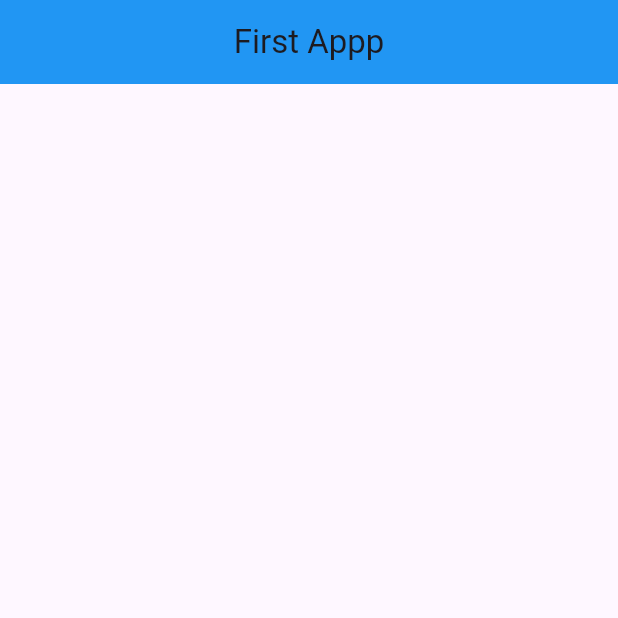
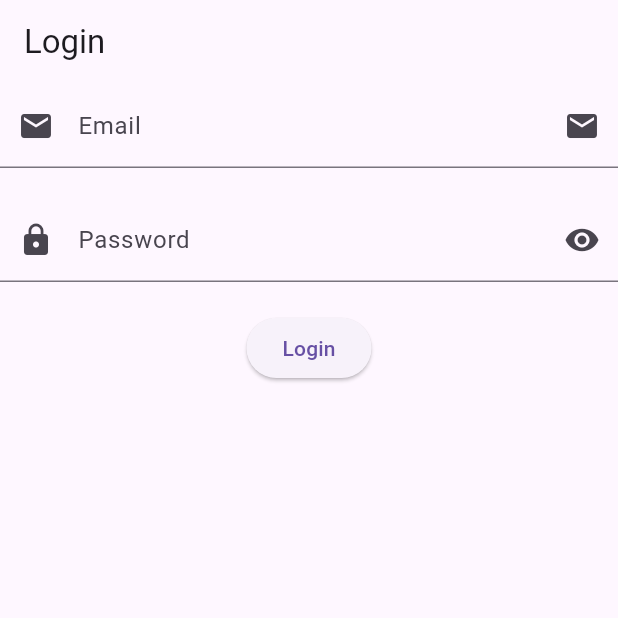
Before and after one commit to MuhammadAliKust/AftabProject, a Flutter app: the screen it shows after launch, on a phone screen of 412 x 824 dp, the top half of it. Run offline on Flutter 3.47's test engine with Material 3 defaults, Android fonts, the phone set to English and light mode, and no system bars.

Commit message:
Text Field Done

```diff
--- /dev/null
+++ b/lib/login.dart
@@ -0,0 +1,37 @@
+import 'package:flutter/material.dart';
+
+class LoginView extends StatelessWidget {
+  const LoginView({super.key});
+
+  @override
+  Widget build(BuildContext context) {
+    return Scaffold(
+      appBar: AppBar(
+        title: Text("Login"),
+      ),
+      body: Column(
+        children: [
+          TextField(
+            decoration: InputDecoration(
+              label: Text("Email"),
+              hintText: 'test@mail.com',
+              suffixIcon: Icon(Icons.email),
+              prefixIcon: Icon(Icons.email),
+            ),
+          ),
+          SizedBox(height: 20,),
+          TextField(
+            decoration: InputDecoration(
+              label: Text("Password"),
+              hintText: 'Password should be 6 or more characters',
+              suffixIcon: Icon(Icons.remove_red_eye),
+              prefixIcon: Icon(Icons.lock),
+            ),
+          ),
+          SizedBox(height: 20,),
+          ElevatedButton(onPressed: (){}, child: Text("Login"))
+        ],
+      ),
+    );
+  }
+}
--- a/lib/main.dart
+++ b/lib/main.dart
@@ -1,10 +1,10 @@
 import 'package:flutter/material.dart';
+
+import 'login.dart';
 
 void main() {
   runApp(const MyApp());
 }
-
-
 
 class MyApp extends StatelessWidget {
   const MyApp({super.key});
@@ -12,13 +12,7 @@ class MyApp extends StatelessWidget {
   @override
   Widget build(BuildContext context) {
     return MaterialApp(
-      home: Scaffold(
-        appBar: AppBar(
-          backgroundColor: Colors.blue,
-          title: Text('First Appp'),
-          centerTitle: true,
-        ),
-      ),
+      home: LoginView(),
     );
   }
 }
```
